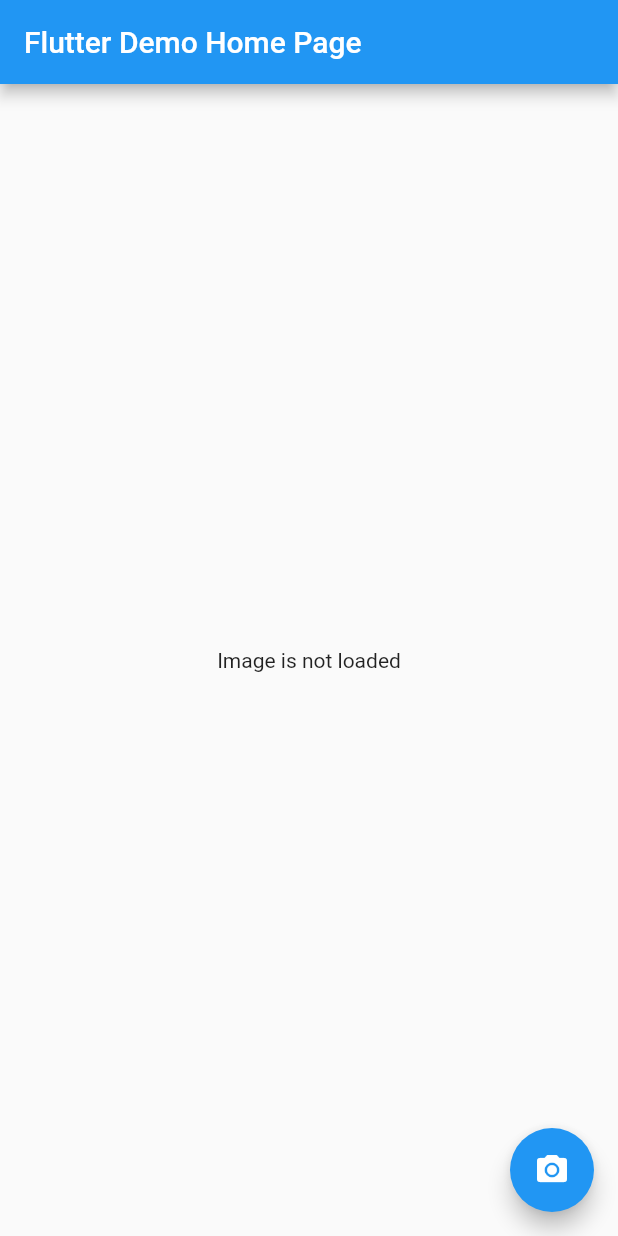
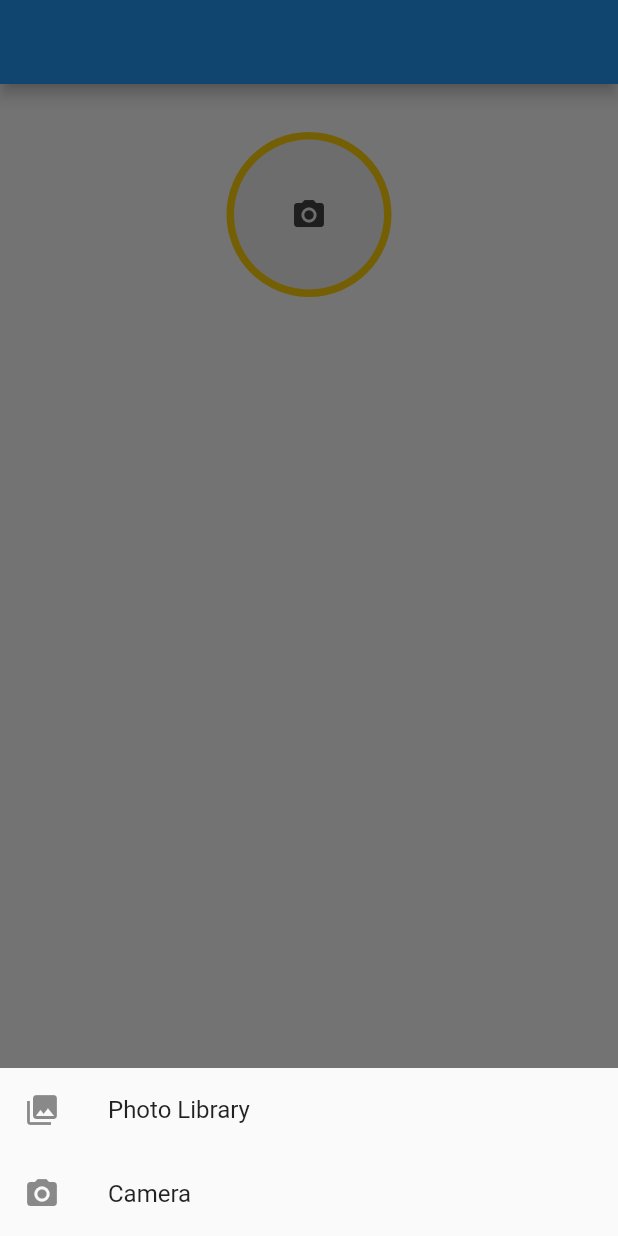
Before and after one commit to aghori90/darkCode, a Flutter app: the screen it shows after launch, after a tap on the "camera alt" icon, on a phone screen of 412 x 824 dp. Run offline on Flutter 3.47's test engine with Material 2 defaults, Android fonts, the phone set to English and light mode, and no system bars; our stand-ins replace image_picker.

Commit message:
20Feb21 => 1

```diff
--- a/lib/main.dart
+++ b/lib/main.dart
@@ -9,7 +9,7 @@ class MyApp extends StatelessWidget {
   @override
   Widget build(BuildContext context) {
     return MaterialApp(
-      title: 'Flutter Demo',
+      title: 'Image Picker Demo',
       theme: ThemeData(
         // This is the theme of your application.
         //
@@ -22,16 +22,14 @@ class MyApp extends StatelessWidget {
         // is not restarted.
         primarySwatch: Colors.blue,
       ),
-      home: MyHomePage(title: 'Flutter Demo Home Page'),
+      home: MyHomePage(title: 'Image Picker Demo'),
     );
   }
 }
 
 class MyHomePage extends StatefulWidget {
   MyHomePage({Key key, this.title}) : super(key: key);
-
   final String title;
-
   @override
   _MyHomePageState createState() => _MyHomePageState();
 }
@@ -39,17 +37,25 @@ class MyHomePage extends StatefulWidget {
 class _MyHomePageState extends State<MyHomePage> {
 
   File _image;
-  Future getImage() async {
-    // picking image
-    final image = await ImagePicker.pickImage(source: ImageSource.camera);
-
-    // storing image
+  _imgFromCamera() async {
+    File image = await ImagePicker.pickImage(
+        source: ImageSource.camera, imageQuality: 50
+    );
     setState(() {
       _image = image;
     });
+  }
 
+  _imgFromGallery() async {
+    File image = await  ImagePicker.pickImage(
+        source: ImageSource.gallery, imageQuality: 50
+    );
+    setState(() {
+      _image = image;
+    });
   }
-  @override
+
+  /*@override
   Widget build(BuildContext context) {
     return Scaffold(
       appBar: AppBar(
@@ -66,5 +72,83 @@ class _MyHomePageState extends State<MyHomePage> {
         child: Icon(Icons.camera_alt),
       ), // This trailing comma makes auto-formatting nicer for build methods.
     );
+  }*/
+
+  @override
+  Widget build(BuildContext context) {
+    return Scaffold(
+      appBar: AppBar(),
+      body: Column(
+        children: <Widget>[
+          SizedBox(
+            height: 32,
+          ),
+          Center(
+            child: GestureDetector(
+              onTap: () {
+                _showPicker(context);
+              },
+              child: CircleAvatar(
+                radius: 55,
+                backgroundColor: Color(0xffFDCF09),
+                child: _image != null
+                    ? ClipRRect(
+                  borderRadius: BorderRadius.circular(50),
+                  child: Image.file(
+                    _image,
+                    width: 100,
+                    height: 100,
+                    fit: BoxFit.fitHeight,
+                  ),
+                )
+                    : Container(
+                  decoration: BoxDecoration(
+                      color: Colors.grey[200],
+                      borderRadius: BorderRadius.circular(50)),
+                  width: 100,
+                  height: 100,
+                  child: Icon(
+                    Icons.camera_alt,
+                    color: Colors.grey[800],
+                  ),
+                ),
+              ),
+            ),
+          )
+        ],
+      ),
+    );
+  }
+
+  // todo: function for picker
+  void _showPicker(context) {
+    showModalBottomSheet(
+        context: context,
+        builder: (BuildContext bc) {
+          return SafeArea(
+            child: Container(
+              child: new Wrap(
+                children: <Widget>[
+                  new ListTile(
+                      leading: new Icon(Icons.photo_library),
+                      title: new Text('Photo Library'),
+                      onTap: () {
+                        _imgFromGallery();
+                        Navigator.of(context).pop();
+                      }),
+                  new ListTile(
+                    leading: new Icon(Icons.photo_camera),
+                    title: new Text('Camera'),
+                    onTap: () {
+                      _imgFromCamera();
+                      Navigator.of(context).pop();
+                    },
+                  ),
+                ],
+              ),
+            ),
+          );
+        }
+    );
   }
 }
--- a/pubspec.yaml
+++ b/pubspec.yaml
@@ -29,8 +29,10 @@ dependencies:
   # Use with the CupertinoIcons class for iOS style icons.
   cupertino_icons: ^1.0.1
 #  file_picker: ^1.4.2
-  file_picker: ^2.1.6
-  image_picker: ^0.6.3+4
+#  file_picker: ^2.1.6
+#  image_picker: ^0.6.3+4
+#  image_picker: ^0.6.7+22
+  image_picker: ^0.6.6+5
 
 dev_dependencies:
   flutter_test:
```
Also changed, not shown: lib/sample/filePicker.dart (deleted, +0 -180 lines), lib/sample/fileUpload.dart (deleted, +0 -122 lines), lib/sample/imagePicker.dart (+95 -11 lines), pubspec.lock.
